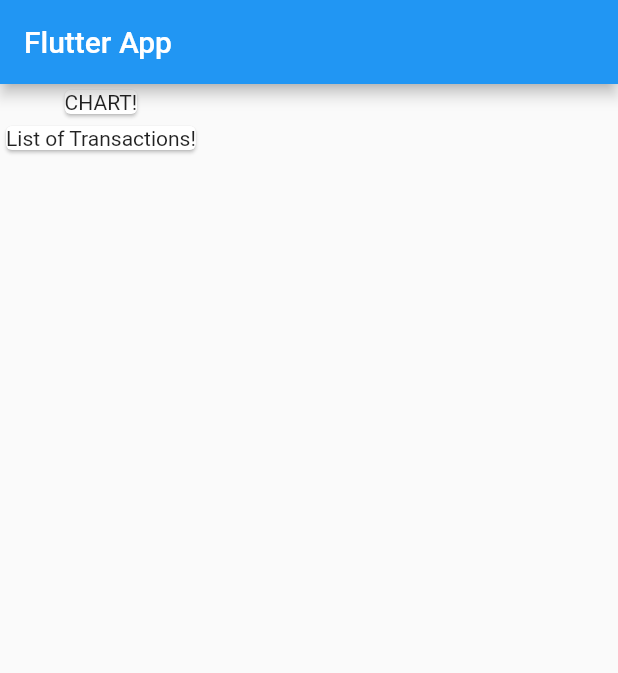
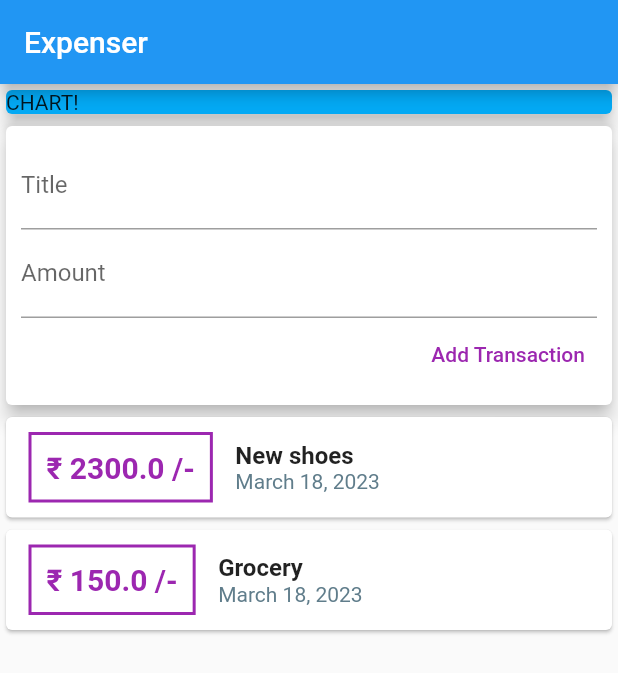
Before and after one commit to glitched-sudhanshu/Expenser, a Flutter app: the screen it shows after launch, on a phone screen of 412 x 824 dp. Shown: the top 673 px of the screen. Run offline on Flutter 3.47's test engine with Material 2 defaults, Android fonts, the phone set to English and light mode, and no system bars.

Commit message:
base layout created

```diff
--- a/lib/main.dart
+++ b/lib/main.dart
@@ -1,4 +1,6 @@
+import 'package:expense_app/transaction.dart';
 import 'package:flutter/material.dart';
+import 'package:intl/intl.dart';
 
 void main() {
   runApp(MyApp());
@@ -15,20 +17,112 @@ class MyApp extends StatelessWidget {
 }
 
 class HomePage extends StatelessWidget {
+  final List<Transaction> transactions = [
+    Transaction(
+        id: 't1', title: 'New shoes', amount: 2300, date: DateTime.now()),
+    Transaction(id: 't2', title: 'Grocery', amount: 150, date: DateTime.now()),
+  ];
+
   @override
   Widget build(BuildContext context) {
     return Scaffold(
       appBar: AppBar(
-        title: Text('Flutter App'),
+        title: Text('Expenser'),
       ),
       body: Column(
+        mainAxisAlignment: MainAxisAlignment.start,
+        crossAxisAlignment: CrossAxisAlignment.stretch,
         children: [
+          SizedBox(
+              width: double.infinity,
+              child: Card(
+                color: Colors.lightBlue,
+                elevation: 5,
+                child: Text('CHART!'),
+              )),
           Card(
-            child: Text('CHART!'),
+            elevation: 5,
+            child: Container(
+              padding: EdgeInsets.all(10),
+              child: Column(
+                crossAxisAlignment: CrossAxisAlignment.end,
+                children: [
+                  TextField(
+                    decoration: InputDecoration(labelText: 'Title'),
+                  ),
+                  TextField(
+                    decoration: InputDecoration(labelText: 'Amount'),
+                  ),
+                  TextButton(
+                    onPressed: () {},
+                    child: Text('Add Transaction'),
+                    style: ButtonStyle(
+                      foregroundColor: MaterialStateProperty.all(Colors.purple),
+                      overlayColor: MaterialStateProperty.resolveWith<Color?>(
+                        (Set<MaterialState> states) {
+                          if (states.contains(MaterialState.hovered))
+                            return Colors.purpleAccent.withOpacity(0.04);
+                          if (states.contains(MaterialState.focused) ||
+                              states.contains(MaterialState.pressed))
+                            return Colors.purpleAccent.withOpacity(0.12);
+                          return null; // Defer to the widget's default.
+                        },
+                      ),
+                    ),
+                  )
+                ],
+              ),
+            ),
           ),
-          Card(
-            child: Text('List of Transactions!'),
-          )
+          Column(children: [
+            ...transactions.map((tx) {
+              //tx is a single transaction
+              return Card(
+                child: Row(
+                  children: [
+                    Container(
+                      margin:
+                          EdgeInsets.symmetric(vertical: 10, horizontal: 15),
+                      decoration: BoxDecoration(
+                        border: Border.all(
+                          color: Colors.purple,
+                          width: 2,
+                        ),
+                      ),
+                      padding: EdgeInsets.all(10),
+                      child: Text(
+                        '₹ ${tx.amount} /-',
+                        style: TextStyle(
+                          fontWeight: FontWeight.bold,
+                          fontSize: 20,
+                          color: Colors.purple,
+                        ),
+                      ),
+                    ),
+                    Column(
+                      crossAxisAlignment: CrossAxisAlignment.start,
+                      children: [
+                        Text(
+                          tx.title.toString(),
+                          style: TextStyle(
+                            fontSize: 16,
+                            fontWeight: FontWeight.bold,
+                          ),
+                        ),
+                        Text(
+                          DateFormat.yMMMMd().format(tx.date),
+                          style: TextStyle(
+                            fontSize: 14,
+                            color: Colors.blueGrey,
+                          ),
+                        ),
+                      ],
+                    ),
+                  ],
+                ),
+              );
+            }).toList(),
+          ]),
         ],
       ),
     );
--- /dev/null
+++ b/lib/transaction.dart
@@ -0,0 +1,10 @@
+class Transaction {
+  final String id;
+  final String title;
+  final double amount;
+  final DateTime date;
+
+  Transaction(
+      {required this.id, required this.title, required this.amount, required this.date});
+
+}
--- a/pubspec.yaml
+++ b/pubspec.yaml
@@ -35,6 +35,7 @@ dependencies:
   # The following adds the Cupertino Icons font to your application.
   # Use with the CupertinoIcons class for iOS style icons.
   cupertino_icons: ^1.0.2
+  intl: ^0.18.0
 
 dev_dependencies:
   flutter_test:
```
Also changed, not shown: pubspec.lock.
